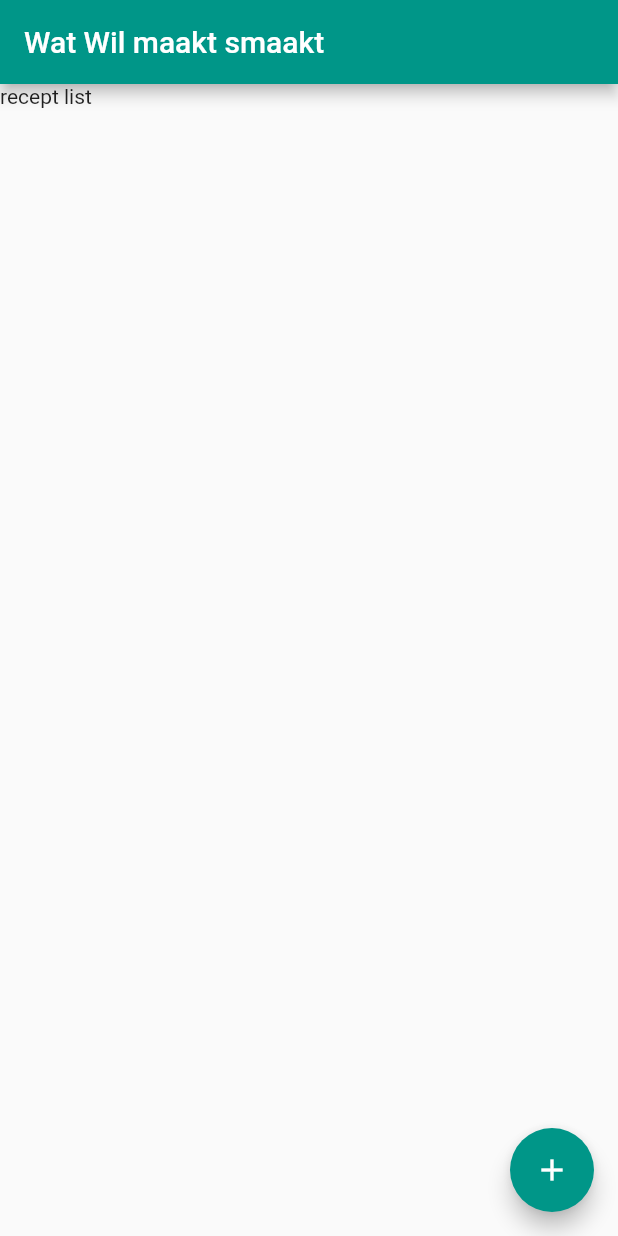
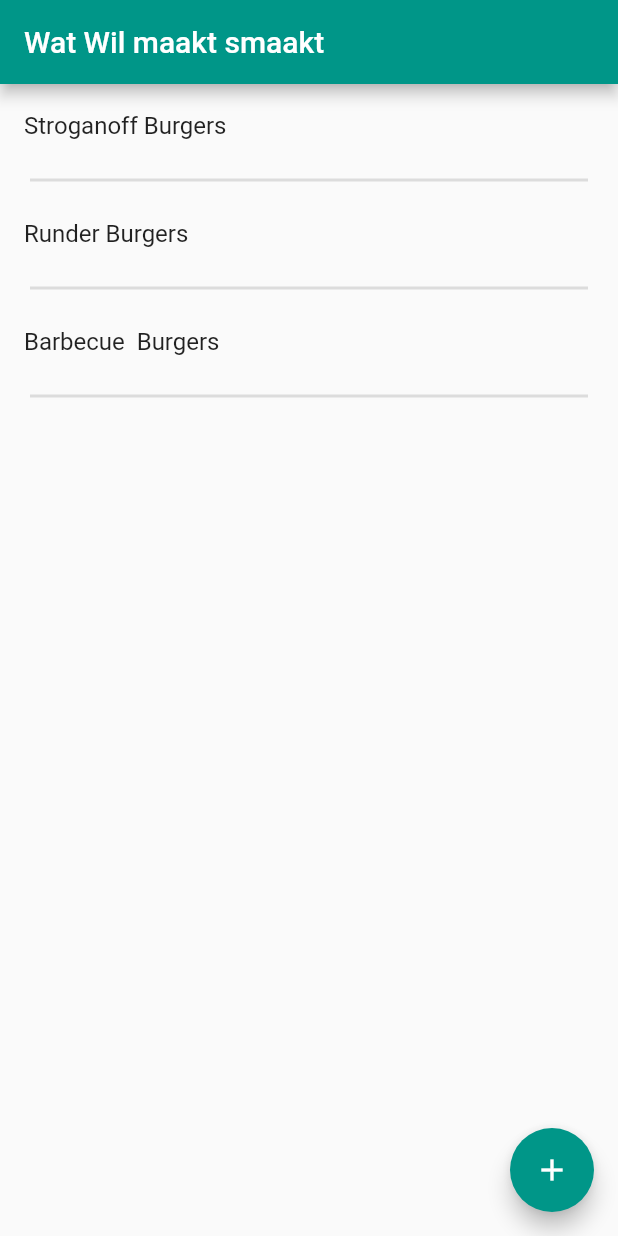
Before and after one commit to kevinveld2001/wwms, a Flutter app: the screen it shows after launch, on a phone screen of 412 x 824 dp. Run offline on Flutter 3.47's test engine with Material 2 defaults, Android fonts, the phone set to English and light mode, and no system bars.

```diff
--- a/lib/class/Receptuur.dart
+++ b/lib/class/Receptuur.dart
@@ -3,19 +3,19 @@ import 'ingredient.dart';
 class Receptuur {
 
 
-Receptuur(this._recipeName,this._ingrediants);
+Receptuur(this._recipeName,this.ingrediants);
 
-List<Ingredient> _ingrediants;
+List<Ingredient> ingrediants;
 String _recipeName;
 
-List<Ingredient> get ingrediants => _ingrediants;
+
 String get recipeName => _recipeName;
 
 
 int getTotalGram(){
   int totalGram = 0;
-  for(int i=0;i<_ingrediants.length;i++){
-    totalGram += _ingrediants[i].gram;
+  for(int i=0;i<ingrediants.length;i++){
+    totalGram += ingrediants[i].gram;
   }
   return totalGram;
 }
--- a/lib/class/ingredient.dart
+++ b/lib/class/ingredient.dart
@@ -2,15 +2,13 @@
 
 class Ingredient{
 
-Ingredient(this._name,this._gram);
+Ingredient(this._name,this.gram);
 
 
 String _name;
-int _gram;
+int gram;
 
 String get name => _name;
-int get gram => _gram;
-
 
 
 
--- a/lib/main.dart
+++ b/lib/main.dart
@@ -3,10 +3,15 @@ import 'package:flutter/material.dart';
 import 'screen/addRecipe.dart';
 
 import 'class/ReceptBook.dart';
+import 'class/Receptuur.dart';
+import 'class/ingredient.dart';
+
+import 'screen/enterTotalValue.dart';
 
 void main() => runApp(MyApp());
 
 class MyApp extends StatelessWidget {
+
   @override
   Widget build(BuildContext context) {
     return MaterialApp(
@@ -20,25 +25,56 @@ class MyApp extends StatelessWidget {
 }
 
 class HomePage extends StatefulWidget {
+
   @override
   _HomePageState createState() => _HomePageState();
 }
 
 class _HomePageState extends State<HomePage> {
 
+  ReceptBook rbook = ReceptBook();
+
   @override
   Widget build(BuildContext context) {
+    //this ifstatement makes sure that it only inisiallizes the default ones
+    if(rbook.receptuurList.length == 0){
+      standaartReseptuur();
+    }
     return Scaffold(
         appBar: AppBar(
           title: Text("Wat Wil maakt smaakt"),
         ),
-        body: Text("recept list"),
+        body: ListView.builder(
+          itemCount: rbook.receptuurList.length,
+          itemBuilder: (centext,index){
+          return GestureDetector(
+            onTap: (){
+              print("you tabt "+index.toString());
+
+              Navigator.push(
+              context,
+              MaterialPageRoute(builder: (context) => EnterTotalValue(rbook.receptuurList[index]),),
+            );
+
+            },
+            child: Column(
+              children: <Widget>[
+                ListTile(title: Text(rbook.receptuurList[index].recipeName),),
+                Divider(thickness: 2,indent: 20,endIndent: 20,),
+              ],
+            ),
+          );
+        }),
         floatingActionButton: FloatingActionButton(
           onPressed: (){
             Navigator.push(
               context,
               MaterialPageRoute(builder: (context) => AddRecipe(),),
-            );
+            ).then((v){
+              setState(() {
+                rbook = ReceptBook();
+              });
+            });
           },
           child: Icon(Icons.add,color: Colors.white,),
 
@@ -48,3 +84,28 @@ class _HomePageState extends State<HomePage> {
       );
   }
 }
+
+
+///this methode will add all recptes from de default list to the list
+///it will do this only ones
+void standaartReseptuur () {
+  List<Ingredient> stroganoff = [];
+  stroganoff.add(Ingredient("Kruidenmix Stroganoff",60 ));
+  stroganoff.add(Ingredient("Tomatenketchup",60 ));
+  stroganoff.add(Ingredient("Varkensvlees ",1000 ));
+
+  List<Ingredient> runder  = [];
+  runder.add(Ingredient("Hamburgerkruiden ",60 ));
+  runder.add(Ingredient("Zout",30 ));
+  runder.add(Ingredient("Runder",1000 ));
+
+    List<Ingredient> barbecue = [];
+  barbecue.add(Ingredient("Amerikaanse kruiden",60 ));
+  barbecue.add(Ingredient("Water",60 ));
+  barbecue.add(Ingredient("Varkensvlees ",1000 ));
+
+  ReceptBook().addReceptToList( Receptuur("Stroganoff Burgers",stroganoff));
+  ReceptBook().addReceptToList( Receptuur("Runder Burgers",runder));
+  ReceptBook().addReceptToList( Receptuur("Barbecue  Burgers",barbecue));
+
+}
```
Also changed, not shown: lib/class/ReceptBook.dart (+18 -0 lines), lib/screen/enterTotalValue.dart (added, +65 -0 lines), lib/screen/viewNewRecipe.dart (added, +19 -0 lines).
